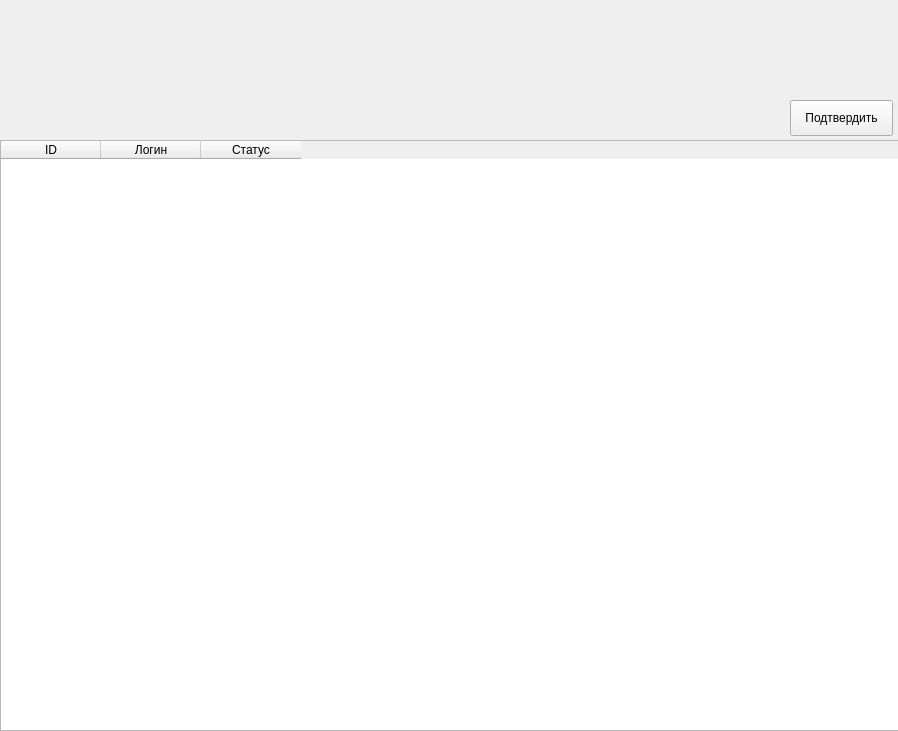
egor17026/course_work, file adminwindow.ui: the form before one commit.
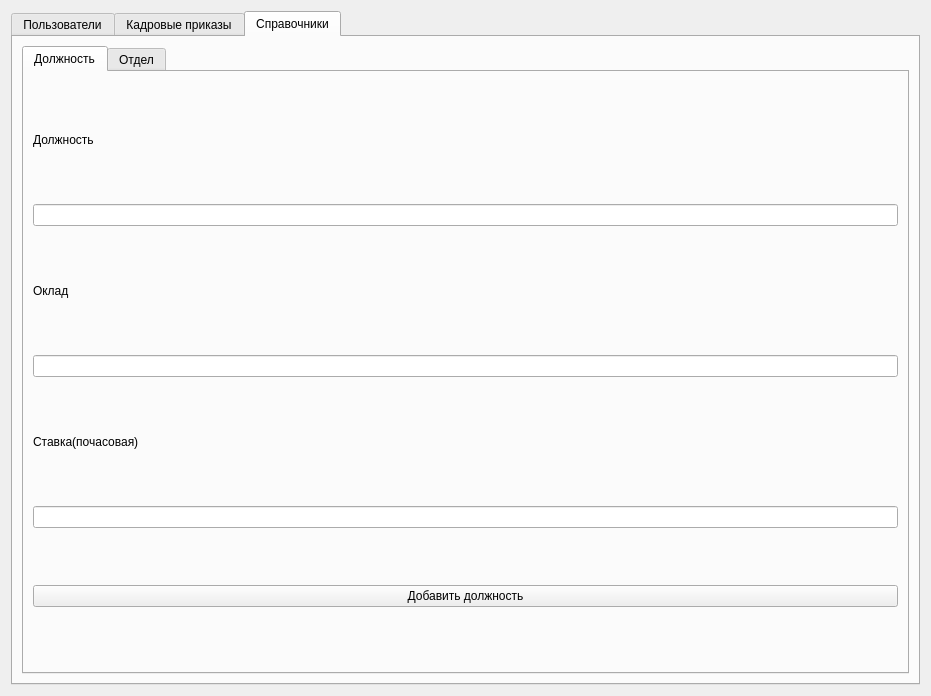
The form after the commit. The open tabs and pages were chosen to show the change.

Commit message: Добавление кнопки выхода всем, также доработано окно админа, добавлены справочники, приказы

Diff of the .ui file:
```diff
--- a/adminwindow.ui
+++ b/adminwindow.ui
@@ -6,20 +6,30 @@
    <rect>
     <x>0</x>
     <y>0</y>
-    <width>898</width>
-    <height>731</height>
+    <width>931</width>
+    <height>696</height>
    </rect>
   </property>
   <property name="windowTitle">
    <string>Form</string>
   </property>
+  <layout class="QVBoxLayout" name="verticalLayout">
+   <item>
+    <widget class="QTabWidget" name="tabWidget">
+     <property name="currentIndex">
+      <number>0</number>
+     </property>
+     <widget class="QWidget" name="tab">
+      <attribute name="title">
+       <string>Пользователи</string>
+      </attribute>
   <widget class="QTableWidget" name="tableWidget">
    <property name="geometry">
     <rect>
-     <x>0</x>
-     <y>140</y>
-     <width>901</width>
-     <height>591</height>
+         <x>-20</x>
+         <y>10</y>
+         <width>886</width>
+         <height>335</height>
     </rect>
    </property>
    <property name="selectionMode">
@@ -47,9 +57,9 @@
   <widget class="QPushButton" name="Confirm">
    <property name="geometry">
     <rect>
-     <x>790</x>
-     <y>100</y>
-     <width>103</width>
+         <x>680</x>
+         <y>360</y>
+         <width>181</width>
      <height>36</height>
     </rect>
    </property>
@@ -57,6 +67,179 @@
     <string>Подтвердить</string>
    </property>
   </widget>
+      <widget class="QPushButton" name="btn_logout">
+       <property name="geometry">
+        <rect>
+         <x>750</x>
+         <y>600</y>
+         <width>151</width>
+         <height>36</height>
+        </rect>
+       </property>
+       <property name="text">
+        <string>Выход</string>
+       </property>
+      </widget>
+     </widget>
+     <widget class="QWidget" name="tab_2">
+      <attribute name="title">
+       <string>Кадровые приказы</string>
+      </attribute>
+      <layout class="QHBoxLayout" name="horizontalLayout">
+       <item>
+        <widget class="QWidget" name="widget" native="true">
+         <layout class="QVBoxLayout" name="verticalLayout_2">
+          <item>
+           <widget class="QWidget" name="widget_2" native="true">
+            <layout class="QVBoxLayout" name="verticalLayout_3">
+             <item>
+              <widget class="QPushButton" name="btn_approve_hire">
+               <property name="text">
+                <string>Принять</string>
+               </property>
+              </widget>
+             </item>
+             <item>
+              <widget class="QPushButton" name="btn_approve_fire">
+               <property name="text">
+                <string>Уволить</string>
+               </property>
+              </widget>
+             </item>
+             <item>
+              <widget class="QTableWidget" name="table_workers"/>
+             </item>
+            </layout>
+           </widget>
+          </item>
+         </layout>
+        </widget>
+       </item>
+      </layout>
+     </widget>
+     <widget class="QWidget" name="tab_3">
+      <attribute name="title">
+       <string>Справочники</string>
+      </attribute>
+      <layout class="QVBoxLayout" name="verticalLayout_4">
+       <item>
+        <widget class="QTabWidget" name="tabWidget_2">
+         <property name="currentIndex">
+          <number>1</number>
+         </property>
+         <widget class="QWidget" name="tab_4">
+          <attribute name="title">
+           <string>Должность</string>
+          </attribute>
+          <layout class="QVBoxLayout" name="verticalLayout_5">
+           <item>
+            <widget class="QLabel" name="label">
+             <property name="maximumSize">
+              <size>
+               <width>16777215</width>
+               <height>15</height>
+              </size>
+             </property>
+             <property name="text">
+              <string>Должность</string>
+             </property>
+            </widget>
+           </item>
+           <item>
+            <widget class="QLineEdit" name="line_pos_name"/>
+           </item>
+           <item>
+            <widget class="QLabel" name="label_2">
+             <property name="maximumSize">
+              <size>
+               <width>16777215</width>
+               <height>15</height>
+              </size>
+             </property>
+             <property name="text">
+              <string>Оклад</string>
+             </property>
+            </widget>
+           </item>
+           <item>
+            <widget class="QLineEdit" name="line_oklad"/>
+           </item>
+           <item>
+            <widget class="QLabel" name="label_3">
+             <property name="maximumSize">
+              <size>
+               <width>16777215</width>
+               <height>15</height>
+              </size>
+             </property>
+             <property name="text">
+              <string>Ставка(почасовая)</string>
+             </property>
+            </widget>
+           </item>
+           <item>
+            <widget class="QLineEdit" name="line_rate"/>
+           </item>
+           <item>
+            <widget class="QPushButton" name="btn_add_pos">
+             <property name="text">
+              <string>Добавить должность</string>
+             </property>
+            </widget>
+           </item>
+          </layout>
+         </widget>
+         <widget class="QWidget" name="tab_5">
+          <attribute name="title">
+           <string>Отдел</string>
+          </attribute>
+          <layout class="QVBoxLayout" name="verticalLayout_6">
+           <item>
+            <widget class="Line" name="line_2">
+             <property name="orientation">
+              <enum>Qt::Horizontal</enum>
+             </property>
+            </widget>
+           </item>
+           <item>
+            <widget class="QLabel" name="label_4">
+             <property name="maximumSize">
+              <size>
+               <width>16777215</width>
+               <height>15</height>
+              </size>
+             </property>
+             <property name="text">
+              <string>Название отдела</string>
+             </property>
+            </widget>
+           </item>
+           <item>
+            <widget class="QLineEdit" name="line_dept_name"/>
+           </item>
+           <item>
+            <widget class="QPushButton" name="btn_add_dept">
+             <property name="text">
+              <string>Добавить отдел</string>
+             </property>
+            </widget>
+           </item>
+           <item>
+            <widget class="Line" name="line">
+             <property name="orientation">
+              <enum>Qt::Horizontal</enum>
+             </property>
+            </widget>
+           </item>
+          </layout>
+         </widget>
+        </widget>
+       </item>
+      </layout>
+     </widget>
+    </widget>
+   </item>
+  </layout>
  </widget>
  <resources/>
  <connections/>
```
Lines whose indentation alone changed are shown as unchanged. The commit also changes 9 other files.
